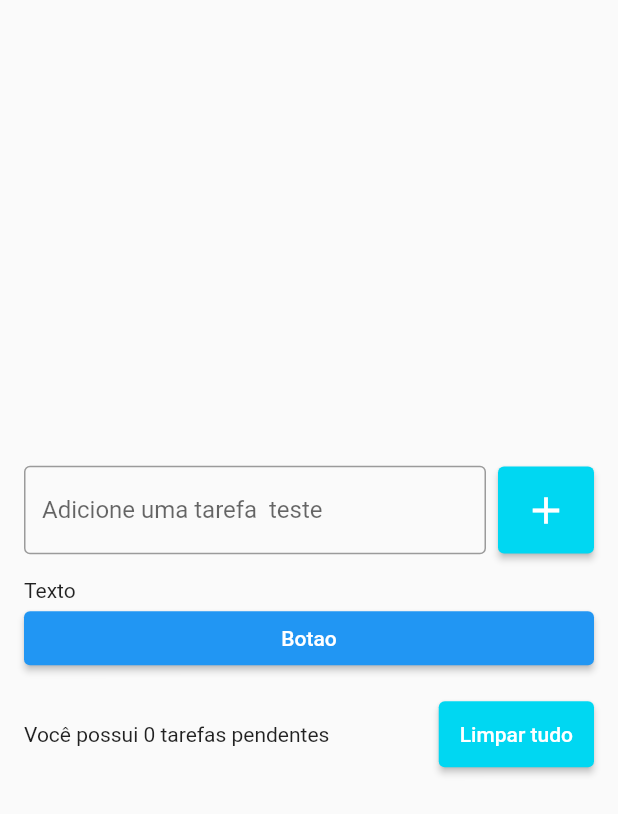
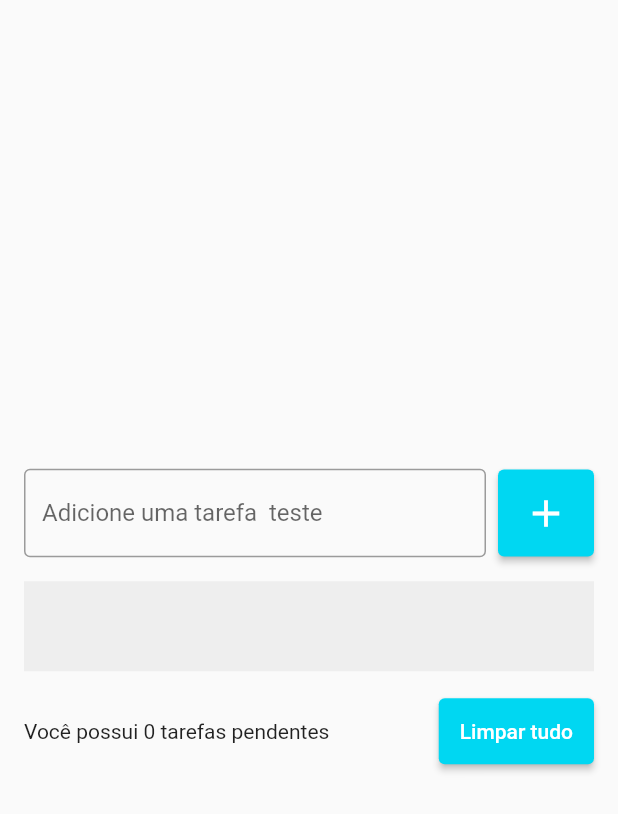
Before and after one commit to andrejcamillo/todo_list, a Flutter app: the screen it shows after launch, after a tap on the "add" icon, on a phone screen of 412 x 824 dp. Shown: the top 814 px of the screen. Run offline on Flutter 3.47's test engine with Material 2 defaults, Android fonts, the phone set to English and light mode, and no system bars.

Commit message:
Ultimas mudancas

```diff
--- a/lib/pages/todo_list_page.dart
+++ b/lib/pages/todo_list_page.dart
@@ -1,7 +1,17 @@
 import 'package:flutter/material.dart';
+import 'package:todo_list/widgets/todo_list_item.dart';
 
-class TodoListPage extends StatelessWidget {
-   const TodoListPage({Key? key}) : super(key: key);
+class TodoListPage extends StatefulWidget {
+  TodoListPage({Key? key}) : super(key: key);
+
+  @override
+  State<TodoListPage> createState() => _TodoListPageState();
+}
+
+class _TodoListPageState extends State<TodoListPage> {
+  final TextEditingController todoController = TextEditingController();
+
+  List<String> todos = [];
 
   @override
   Widget build(BuildContext context) {
@@ -16,6 +26,7 @@ class TodoListPage extends StatelessWidget {
                 children: [
                   Expanded(
                     child: TextField(
+                      controller: todoController,
                       decoration: InputDecoration(
                         border: OutlineInputBorder(),
                         labelText: 'Adicione uma tarefa  teste',
@@ -25,7 +36,12 @@ class TodoListPage extends StatelessWidget {
                   ),
                   SizedBox(width: 8),
                   ElevatedButton(
-                        onPressed: () {},
+                    onPressed: () {
+                      String text = todoController.text;
+                      setState(() {
+                        todos.add(text);
+                      });
+                    },
                     style: ElevatedButton.styleFrom(
                       primary: Color(0xff00d7f2),
                       padding: EdgeInsets.all(14),
@@ -38,13 +54,13 @@ class TodoListPage extends StatelessWidget {
                 ],
               ),
               SizedBox(height: 16),
-                  ListView(
+              Flexible(
+                child: ListView(
                   shrinkWrap: true,
                   children: [
-                        Text('Texto'),
-                      ElevatedButton(onPressed: ()  {},
-                          child: Text('Botao')),
+                    for (String todo in todos) TodoListItem(),
                   ],
+                ),
               ),
               SizedBox(height: 16),
               Row(
@@ -55,7 +71,8 @@ class TodoListPage extends StatelessWidget {
                     ),
                   ),
                   SizedBox(width: 8),
-                      ElevatedButton(onPressed: ()  {},
+                  ElevatedButton(
+                      onPressed: () {},
                       style: ElevatedButton.styleFrom(
                         primary: Color(0xff00d7f2),
                         padding: EdgeInsets.all(14),
@@ -69,8 +86,4 @@ class TodoListPage extends StatelessWidget {
       ),
     );
   }
-
-
-
-
 }
--- /dev/null
+++ b/lib/widgets/todo_list_item.dart
@@ -0,0 +1,12 @@
+import 'package:flutter/material.dart';
+class TodoListItem extends StatelessWidget {
+  const TodoListItem({Key? key}) : super(key: key);
+
+  @override
+  Widget build(BuildContext context) {
+    return Container(
+      color: Colors.grey[200],
+      height: 60,
+    );
+  }
+}
```
Also changed, not shown: 2 other files. Lines whose indentation alone changed are shown as unchanged.
